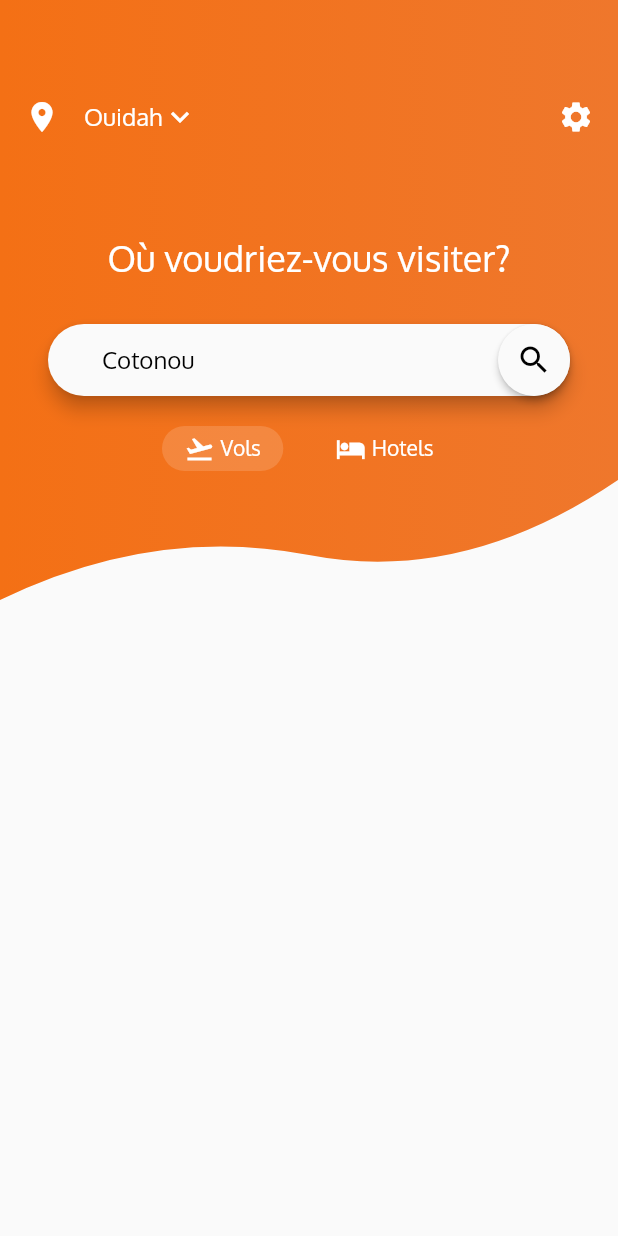
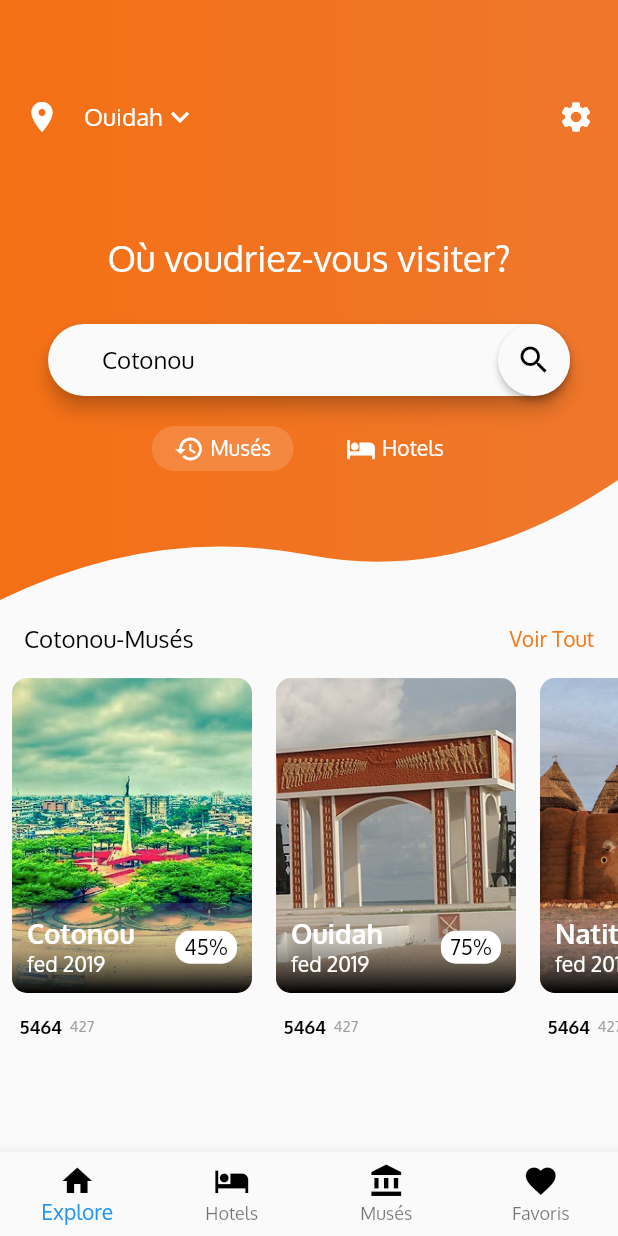
Before and after one commit to fadcrep/Benin-Museum, a Flutter app: the screen it shows after launch, on a phone screen of 412 x 824 dp. Run offline on Flutter 3.47's test engine with Material 2 defaults, Android fonts, the phone set to English and light mode, and no system bars.

Commit message:
add city card and bottom bar

```diff
--- /dev/null
+++ b/lib/CustomBottomBar.dart
@@ -0,0 +1,45 @@
+import 'package:flutter/material.dart';
+
+class CustomBottomBar extends StatelessWidget {
+
+  final List<BottomNavigationBarItem> bottomBarItems = [] ;
+
+  CustomBottomBar(){
+    bottomBarItems.add(
+      BottomNavigationBarItem (
+        icon: Icon(Icons.home, color: Colors.black,),
+        title: Text("Explore", style: TextStyle(color: Colors.black,),),
+      )
+    );
+
+    bottomBarItems.add(
+        BottomNavigationBarItem (
+          icon: Icon(Icons.hotel, color: Colors.black,),
+          title: Text("Hotels", style: TextStyle(color: Colors.black,),),
+        )
+    );
+
+    bottomBarItems.add(
+        BottomNavigationBarItem (
+          icon: Icon(Icons.account_balance, color: Colors.black,),
+          title: Text("Musés", style: TextStyle(color: Colors.black,),),
+        )
+    );
+
+    bottomBarItems.add(
+        BottomNavigationBarItem (
+          icon: Icon(Icons.favorite, color: Colors.black,),
+          title: Text("Favoris", style: TextStyle(color: Colors.black,),),
+        )
+    );
+  }
+
+  @override
+  Widget build(BuildContext context) {
+    return BottomNavigationBar(
+      items: bottomBarItems,
+      type: BottomNavigationBarType.fixed,
+    );
+  }
+
+}
--- a/lib/main.dart
+++ b/lib/main.dart
@@ -2,8 +2,10 @@ import 'package:flighttickets/CustomShapeClipper.dart';
 import 'package:flutter/cupertino.dart';
 import 'package:flutter/material.dart';
 
+import 'CustomBottomBar.dart';
+
 void main() => runApp(MaterialApp(
-      title: 'Flight List Mock up',
+      title: 'Benin-Tour',
       debugShowCheckedModeBanner: false,
       home: HomeScreen(),
       theme: appTheme,
@@ -21,8 +23,13 @@ class HomeScreen extends StatelessWidget {
   @override
   Widget build(BuildContext context) {
     return Scaffold(
+      bottomNavigationBar: CustomBottomBar(),
       body: Column(
-        children: <Widget>[HomeScreenTopPart()],
+        children: <Widget>[
+          HomeScreenTopPart(),
+          homeScreenBottomPart,
+        ],
+
       ),
     );
   }
@@ -154,7 +161,7 @@ class _HomeScreenTopPartState extends State<HomeScreenTopPart> {
                   children: <Widget>[
                       InkWell(
 
-                        child: ChoiceChip(Icons.flight_takeoff, "Vols", isFlightSelected),
+                        child: ChoiceChip(Icons.history, "Musés", isFlightSelected),
                         onTap: (){
                           setState(() {
                             isFlightSelected =true;
@@ -219,3 +226,135 @@ class _ChoiceChipState extends State<ChoiceChip> {
     );
   }
 }
+
+
+var viewAllStyle = TextStyle(fontSize: 14.0,color: appTheme.primaryColor);
+
+var homeScreenBottomPart = Column(
+    children: <Widget>[
+      Padding(
+        padding: const EdgeInsets.symmetric(horizontal: 16.0, vertical: 16.0),
+        child: Row(
+          mainAxisSize: MainAxisSize.max,
+          mainAxisAlignment: MainAxisAlignment.spaceBetween,
+          children: <Widget>[
+            Text("Cotonou-Musés", style: dropDownMenuItemStyle,),
+            Spacer(),
+            Text("Voir Tout", style: viewAllStyle,),
+          ],
+        ),
+      ),
+      Container(
+        height: 240.0,
+        child: ListView(
+          scrollDirection: Axis.horizontal,
+          children:cityCards,
+        ),
+      ),
+    ],
+);
+
+List<CityCard> cityCards = [
+  CityCard("assets/images/Cotonou.jpg", "Cotonou", "fed 2019", "45", "427", "5464"),
+  CityCard("assets/images/Ouidah.jpg", "Ouidah", "fed 2019", "75", "427", "5464"),
+  CityCard("assets/images/Natitingou.jpg", "Natitingou", "fed 2019", "45", "427", "5464"),
+  CityCard("assets/images/Cotonou.jpg", "Cotonou", "fed 2019", "80", "427", "5464"),
+  CityCard("assets/images/Ouidah.jpg", "Ouidah", "fed 2019", "90", "427", "5464"),
+  CityCard("assets/images/Natitingou.jpg", "Natitingou", "fed 2019", "45", "427", "5464"),
+
+
+];
+
+class CityCard extends StatelessWidget {
+
+  final String imagePath, cityName, monthYear, discount, oldPrice, newPrice;
+
+  CityCard(this.imagePath, this.cityName, this.monthYear, this.discount, this.oldPrice, this.newPrice);
+
+  @override
+  Widget build(BuildContext context) {
+    return Padding(
+      padding: const EdgeInsets.symmetric(horizontal: 8.0),
+      child: Column(
+        crossAxisAlignment: CrossAxisAlignment.start,
+        mainAxisAlignment: MainAxisAlignment.spaceBetween,
+
+        children: <Widget>[
+          ClipRRect(
+            borderRadius: BorderRadius.all(Radius.circular(10.0)),
+            child: Stack(
+              children: <Widget>[
+                Container(
+                  height: 210.0,
+                  width: 160.0,
+                  child: Image.asset(imagePath,fit: BoxFit.cover,)
+                  ),
+                Positioned(
+                  left: 0,
+                  bottom: 0,
+                  width: 160.0,
+                  height: 60.0,
+                  child: Container(
+                    decoration: BoxDecoration(
+                      gradient: LinearGradient(
+                        begin: Alignment.bottomCenter,
+                        end: Alignment.topCenter,
+                        colors: [
+                          Colors.black, Colors.white.withOpacity(0.1),
+                        ]
+                      )
+                    ),
+                  ),
+
+                ),
+                Positioned(
+                  left: 10.0,
+                  bottom: 10.0,
+                  right: 10,
+                  child: Row(
+                    mainAxisSize: MainAxisSize.max,
+                    mainAxisAlignment: MainAxisAlignment.spaceBetween,
+
+                    children: <Widget>[
+
+                      Column(
+                        crossAxisAlignment: CrossAxisAlignment.start,
+                        children: <Widget>[
+                          Text(cityName, style: TextStyle(fontWeight: FontWeight.bold,color: Colors.white, fontSize: 18.0),),
+                          Text(monthYear, style: TextStyle(fontWeight: FontWeight.normal,color: Colors.white, fontSize: 14.0),),
+
+                        ],
+                      ),
+                      Container(
+                        padding:EdgeInsets.symmetric(horizontal: 6.0,vertical: 2.0),
+                        decoration: BoxDecoration(
+                        color: Colors.white,
+                        shape: BoxShape.rectangle,
+                        borderRadius: BorderRadius.all(Radius.circular(10.0),)
+                      ),
+                        child: Text("$discount%",
+                          style: TextStyle(fontSize: 14.0,color:Colors.black),),
+                      ),
+
+                    ],
+                  ),
+                )
+              ],
+            ),
+          ),
+          Row(
+            mainAxisSize: MainAxisSize.max,
+            mainAxisAlignment: MainAxisAlignment.start,
+            children: <Widget>[
+              SizedBox(width: 5.0,),
+              Text(newPrice, style: TextStyle(color: Colors.black, fontWeight: FontWeight.bold, fontSize: 12.0),),
+              SizedBox(width: 5.0,),
+              Text(oldPrice, style: TextStyle(color: Colors.grey, fontWeight: FontWeight.normal, fontSize: 10.0),),
+
+            ],
+          )
+        ],
+      ),
+    );
+  }
+}
--- a/pubspec.yaml
+++ b/pubspec.yaml
@@ -73,6 +73,9 @@ flutter:
         - asset: assets/fonts/Oxygen-Light.ttf
         - asset: assets/fonts/Oxygen-Regular.ttf
 
+  assets:
+    - assets/images/
+
 
   # For details regarding fonts from package dependencies,
   # see https://flutter.dev/custom-fonts/#from-packages
```
Also changed, not shown: assets/images/Cotonou.jpg (renamed from assets/images/Cotonou-Etoile-Rouge@Les-Pharaons.jpg), assets/images/Natitingou.jpg (renamed from assets/images/tata_somba.jpg), 1 other file.
